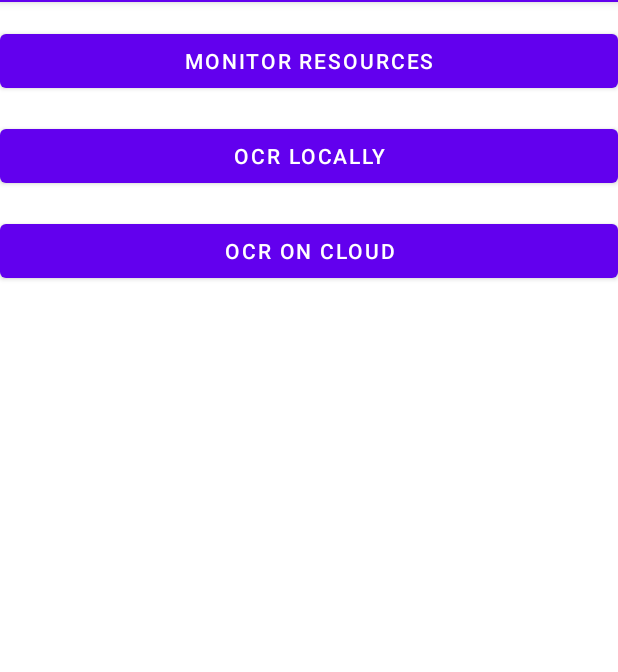
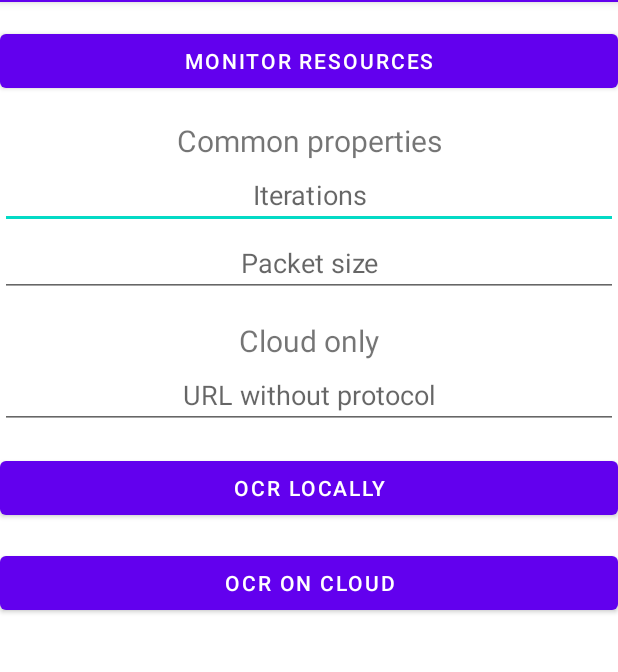
Before and after one commit to wolski0420/MobileSystemOCR, an Android app: the screen it shows after launch (MainActivity), on a phone screen of 412 x 824 dp, the part 82-754 px from its top. Run offline under Robolectric (Android 15) with nearby library versions, the phone set to English and light mode, and no system bars; libraries missing offline, so code that uses them is left out: com.github.doyaaaaaken.kotlincsv, com.googlecode.tesseract; 1 statement that could not run was skipped.

Commit message:
Added inputs for OCR stress tests parameters

```diff
--- a/app/src/main/java/com/example/ocr/MainActivity.kt
+++ b/app/src/main/java/com/example/ocr/MainActivity.kt
@@ -10,6 +10,7 @@ import android.os.SystemClock
 import android.util.Log
 import android.view.View
 import androidx.appcompat.app.AppCompatActivity
+import kotlinx.android.synthetic.main.activity_main.*
 import java.io.ByteArrayOutputStream
 import java.io.File
 import java.io.FileOutputStream
@@ -43,6 +44,10 @@ class MainActivity : AppCompatActivity() {
         var size: Int
         val ids = listOf(R.drawable.pobrane, R.drawable.pobrane, R.drawable.pobrane, R.drawable.pobrane)
         var resultText: String
+
+        // taking params from inputs
+        val iterations = iterations_input.text.toString().toInt()
+        val packetSize = packet_size_input.text.toString().toInt()
 
         Thread {
             // processing multiple times
@@ -88,18 +93,23 @@ class MainActivity : AppCompatActivity() {
         fos.flush()
         fos.close()
 
+        // taking params from inputs
+        val url = url_input.text
+        val iterations = iterations_input.text.toString().toInt()
+        val packetSize = packet_size_input.text.toString().toInt()
+
         Thread {
             collector.start()
 
             for (i in 1..10) {
                 // sending request once
                 OwnHttpClient().sendRequestWithFile(
-                    "http://192.168.0.136:8000/upload",
+                    "http://$url:8000/upload",
                     "pobrane.png", file
                 )
             }
 
-            collector.finish(10 * image.bitmap.byteCount)
+            collector.finish(iterations * image.bitmap.byteCount)
             collector.save()
         }.start()
     }
--- a/app/src/main/res/layout/activity_main.xml
+++ b/app/src/main/res/layout/activity_main.xml
@@ -14,6 +14,49 @@
         android:onClick="switchToMonitoring"
         android:text="@string/resources_monitoring"
         android:textAlignment="center" />
+
+    <TextView
+        android:layout_width="match_parent"
+        android:layout_height="wrap_content"
+        android:layout_marginTop="15sp"
+        android:text="@string/common_label"
+        android:textAlignment="center"
+        android:textSize="20sp" />
+
+    <EditText
+        android:id="@+id/iterations_input"
+        android:layout_width="match_parent"
+        android:layout_height="wrap_content"
+        android:inputType="number"
+        android:hint="@string/iterations_input"
+        android:textAlignment="center"
+        tools:ignore="Autofill"/>
+
+    <EditText
+        android:id="@+id/packet_size_input"
+        android:layout_width="match_parent"
+        android:layout_height="wrap_content"
+        android:inputType="number"
+        android:hint="@string/packet_size_input"
+        android:textAlignment="center"
+        tools:ignore="Autofill"/>
+
+    <TextView
+        android:layout_width="match_parent"
+        android:layout_height="wrap_content"
+        android:layout_marginTop="15sp"
+        android:text="@string/cloud_label"
+        android:textAlignment="center"
+        android:textSize="20sp" />
+
+    <EditText
+        android:id="@+id/url_input"
+        android:layout_width="match_parent"
+        android:layout_height="wrap_content"
+        android:inputType="textUri"
+        android:hint="@string/url_input"
+        android:textAlignment="center"
+        tools:ignore="Autofill"/>
 
     <Button
         android:layout_width="match_parent"
--- a/app/src/main/res/values/strings.xml
+++ b/app/src/main/res/values/strings.xml
@@ -14,4 +14,9 @@
     <string name="ocr_local">OCR locally</string>
     <string name="ocr_cloud">OCR on cloud</string>
     <string name="go_back">Go back to main</string>
+    <string name="iterations_input">Iterations</string>
+    <string name="packet_size_input">Packet size</string>
+    <string name="url_input">URL without protocol</string>
+    <string name="common_label">Common properties</string>
+    <string name="cloud_label">Cloud only</string>
 </resources>
```
